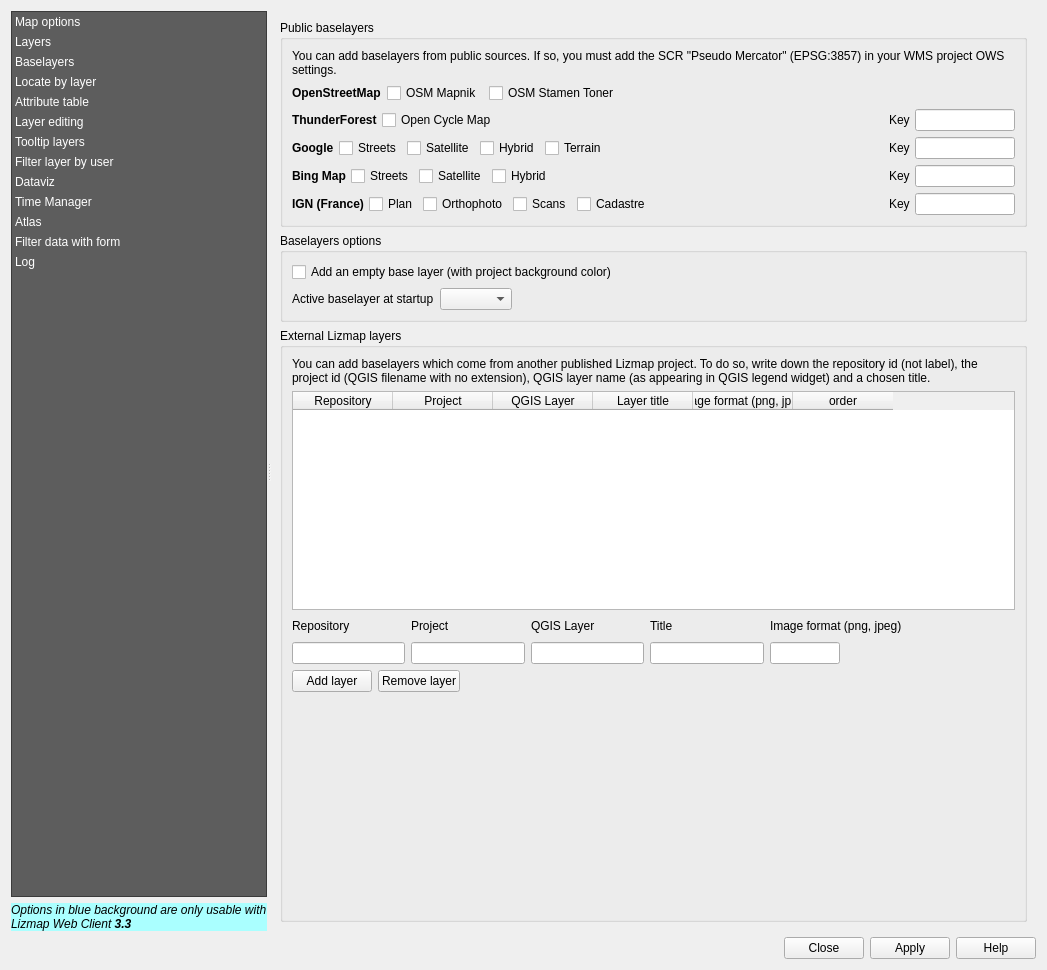
This is ui_lizmap.ui in 3liz/lizmap-plugin as Qt 5 draws it before an edit. The edited form follows.
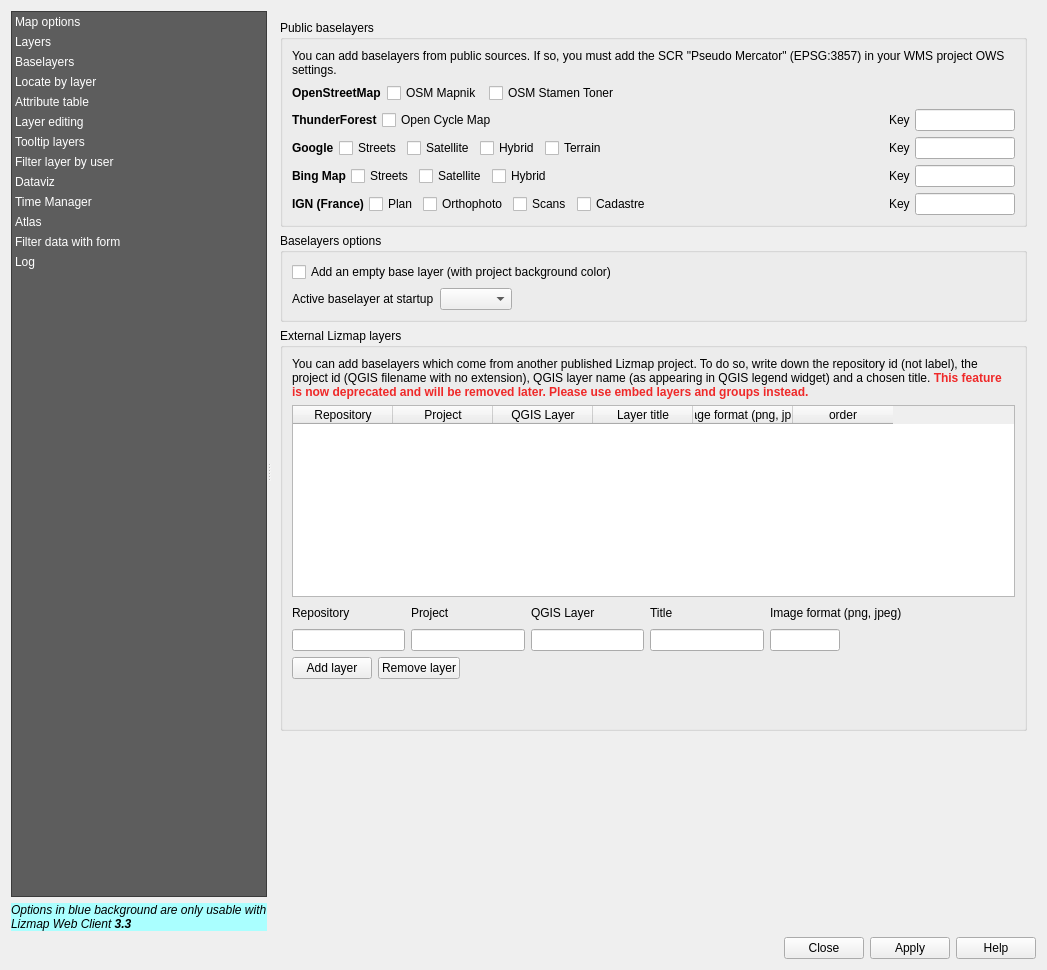
This is the edited form. The open tabs and pages were chosen to show the change. Icons and pictures are not drawn. Custom widgets are drawn as their Qt base class.

Commit message: hide by default the external lizmap panel #121

The edit to the form file:
```diff
--- a/ui_lizmap.ui
+++ b/ui_lizmap.ui
@@ -2074,7 +2074,7 @@
                   <item>
                    <widget class="QLabel" name="label_40">
                     <property name="text">
-                     <string>You can add baselayers which come from another published Lizmap project. To do so, write down the repository id (not label), the project id (QGIS filename with no extension), QGIS layer name (as appearing in QGIS legend widget) and a chosen title.</string>
+                     <string>&lt;html&gt;&lt;head/&gt;&lt;body&gt;&lt;p&gt;You can add baselayers which come from another published Lizmap project. To do so, write down the repository id (not label), the project id (QGIS filename with no extension), QGIS layer name (as appearing in QGIS legend widget) and a chosen title. &lt;span style=&quot; font-weight:600; color:#ef2929;&quot;&gt;This feature is now deprecated and will be removed later. Please use embed layers and groups instead.&lt;/span&gt;&lt;/p&gt;&lt;/body&gt;&lt;/html&gt;</string>
                     </property>
                     <property name="wordWrap">
                      <bool>true</bool>
@@ -2288,6 +2288,19 @@
                  </layout>
                 </widget>
                </item>
+               <item>
+                <spacer name="verticalSpacer_3">
+                 <property name="orientation">
+                  <enum>Qt::Vertical</enum>
+                 </property>
+                 <property name="sizeHint" stdset="0">
+                  <size>
+                   <width>20</width>
+                   <height>40</height>
+                  </size>
+                 </property>
+                </spacer>
+               </item>
               </layout>
              </widget>
             </widget>
```
The commit also changes 1 other file.
